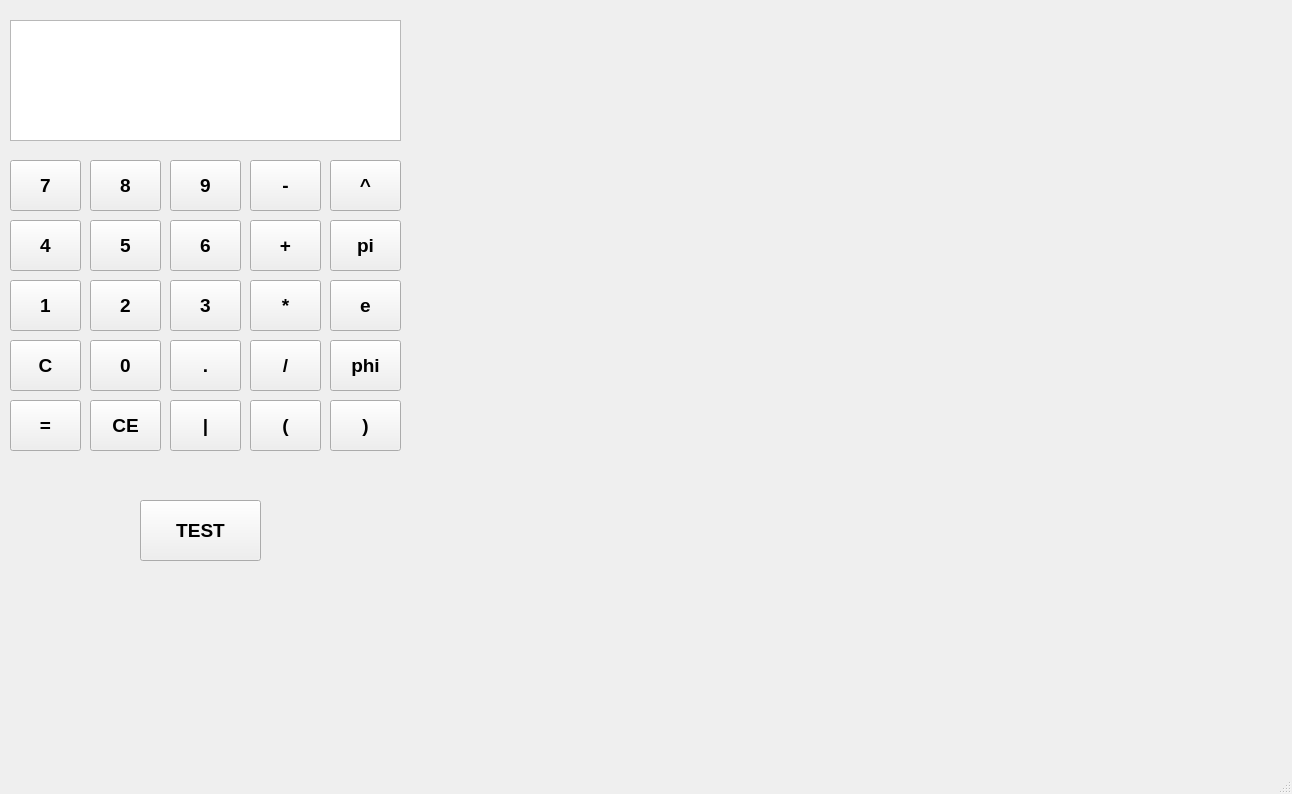
Qt form mainwindow.ui (injecktor/mathApplication) before a commit.
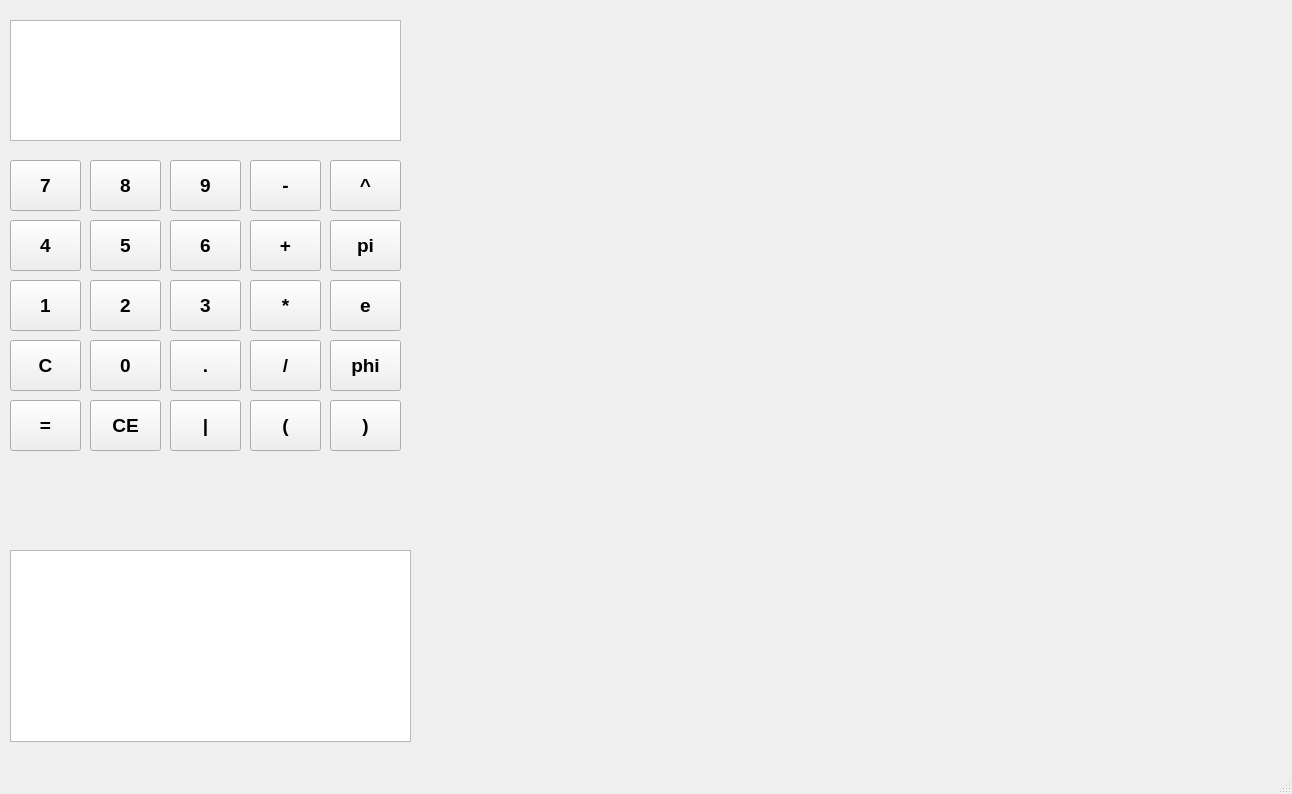
The same form after that commit.

Patch:
```diff
--- a/mainwindow.ui
+++ b/mainwindow.ui
@@ -608,27 +608,27 @@
      <string>=</string>
     </property>
    </widget>
-   <widget class="QPushButton" name="testButton">
+   <widget class="QTextBrowser" name="textInfo">
     <property name="geometry">
      <rect>
-      <x>140</x>
-      <y>500</y>
-      <width>121</width>
-      <height>61</height>
+      <x>10</x>
+      <y>550</y>
+      <width>401</width>
+      <height>192</height>
      </rect>
     </property>
-    <property name="font">
-     <font>
-      <family>Segoe UI</family>
-      <pointsize>14</pointsize>
-      <bold>true</bold>
-     </font>
+    <property name="markdown">
+     <string/>
     </property>
-    <property name="cursor">
-     <cursorShape>PointingHandCursor</cursorShape>
-    </property>
-    <property name="text">
-     <string>TEST</string>
+    <property name="html">
+     <string>&lt;!DOCTYPE HTML PUBLIC &quot;-//W3C//DTD HTML 4.0//EN&quot; &quot;http://www.w3.org/TR/REC-html40/strict.dtd&quot;&gt;
+&lt;html&gt;&lt;head&gt;&lt;meta name=&quot;qrichtext&quot; content=&quot;1&quot; /&gt;&lt;meta charset=&quot;utf-8&quot; /&gt;&lt;style type=&quot;text/css&quot;&gt;
+p, li { white-space: pre-wrap; }
+hr { height: 1px; border-width: 0; }
+li.unchecked::marker { content: &quot;\2610&quot;; }
+li.checked::marker { content: &quot;\2612&quot;; }
+&lt;/style&gt;&lt;/head&gt;&lt;body style=&quot; font-family:'Segoe UI'; font-size:9pt; font-weight:400; font-style:normal;&quot;&gt;
+&lt;p style=&quot;-qt-paragraph-type:empty; margin-top:0px; margin-bottom:0px; margin-left:0px; margin-right:0px; -qt-block-indent:0; text-indent:0px;&quot;&gt;&lt;br /&gt;&lt;/p&gt;&lt;/body&gt;&lt;/html&gt;</string>
     </property>
    </widget>
   </widget>
```
